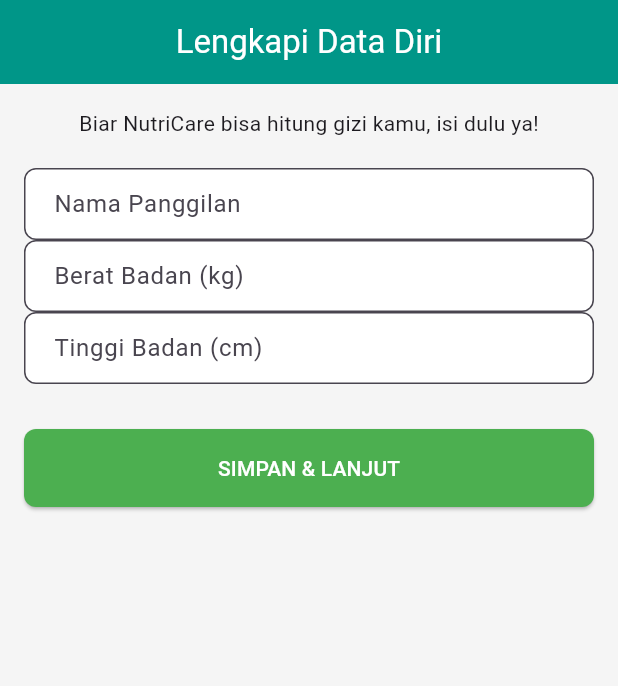
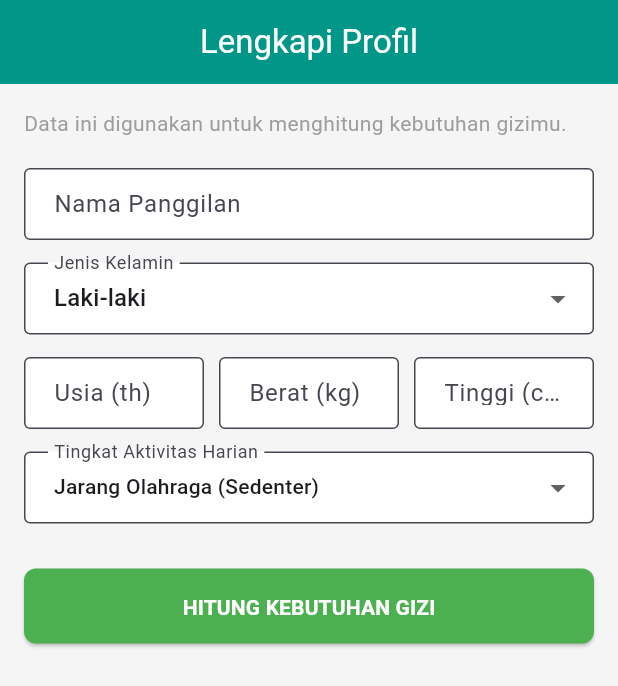
Before and after one commit to riqqq31/NutriCare-App, a Flutter app: the InputProfilScreen screen opened directly, on a phone screen of 412 x 824 dp. Shown: the top 686 px of the screen. Run offline on Flutter 3.47's test engine with Material 3 defaults, Android fonts, the phone set to English and light mode, and no system bars.

Commit message:
Update Input Profil

```diff
--- a/lib/models/app_data.dart
+++ b/lib/models/app_data.dart
@@ -1,34 +1,17 @@
 class AppData {
-  // Singleton sederhana untuk menyimpan data sementara
   static final AppData _instance = AppData._internal();
   factory AppData() => _instance;
   AppData._internal();
 
   String nama = "";
+  String gender = "Laki-laki"; // Default
+  int usia = 25;
   double beratBadan = 0;
   double tinggiBadan = 0;
+  String aktivitas = "Jarang Olahraga"; // Default
 
-  // Dummy data konsumsi hari ini
-  int targetKalori = 2150; // Contoh hasil hitung BMR nanti
   int konsumsiKalori = 0;
+  int targetKalori = 2000;
+
   List<Map<String, dynamic>> riwayatMakan = [];
-
-  void updateProfil(String n, double bb, double tb) {
-    nama = n;
-    beratBadan = bb;
-    tinggiBadan = tb;
-    // Simulasi hitung BMR sederhana untuk prototype
-    targetKalori = (10 * bb + 6.25 * tb - 5 * 25 + 5).toInt();
-  }
-
-  void tambahMakan(String makanan, int kalori) {
-    riwayatMakan.add({
-      'makanan': makanan,
-      'kalori': kalori,
-      'waktu': DateTime.now().toString().substring(11, 16),
-    });
-    konsumsiKalori += kalori;
-  }
-
-
 }
--- a/lib/screens/input_profil_screen.dart
+++ b/lib/screens/input_profil_screen.dart
@@ -1,6 +1,6 @@
 import 'package:flutter/material.dart';
-import '../models/app_data.dart'; // Import Data
-import 'home_screen.dart';        // <--- PENTING: Import Halaman Home
+import '../models/app_data.dart';
+import 'home_screen.dart';
 
 class InputProfilScreen extends StatefulWidget {
   const InputProfilScreen({super.key});
@@ -10,31 +10,57 @@
 }
 
 class _InputProfilScreenState extends State<InputProfilScreen> {
-  final _formKey = GlobalKey<FormState>(); // Buat validasi form
+  final _formKey = GlobalKey<FormState>();
+
+  // Controller buat Text Input
   final _namaController = TextEditingController();
+  final _usiaController = TextEditingController();
   final _bbController = TextEditingController();
   final _tbController = TextEditingController();
 
+  // Variabel buat Dropdown
+  String _selectedGender = "Laki-laki";
+  String _selectedActivity = "Jarang Olahraga (Sedenter)";
+
+  // Data Pilihan Aktivitas & Faktor Pengalinya
+  final Map<String, double> _activityLevels = {
+    "Jarang Olahraga (Sedenter)": 1.2,
+    "Olahraga Ringan (1-3 hari/minggu)": 1.375,
+    "Olahraga Sedang (3-5 hari/minggu)": 1.55,
+    "Olahraga Berat (6-7 hari/minggu)": 1.725,
+  };
+
   void _simpanDanLanjut() {
-    // Cek apakah form udah diisi semua
     if (_formKey.currentState!.validate()) {
+      final appData = AppData();
 
-      // Simpan ke data dummy
-      final appData = AppData();
+      // 1. Simpan Data Input ke Singleton
       appData.nama = _namaController.text;
-
-      // Pake tryParse ?? 0 biar gak error kayak tadi
+      appData.gender = _selectedGender;
+      appData.usia = int.tryParse(_usiaController.text) ?? 25;
       appData.beratBadan = double.tryParse(_bbController.text) ?? 0;
       appData.tinggiBadan = double.tryParse(_tbController.text) ?? 0;
+      appData.aktivitas = _selectedActivity;
 
-      // Hitung BMR Dummy
-      appData.targetKalori = (10 * appData.beratBadan + 6.25 * appData.tinggiBadan - 5 * 25 + 5).toInt();
+      // 2. LOGIKA HITUNG BMR (Mifflin-St Jeor) SESUAI FLOWCHART
+      double bmr = (10 * appData.beratBadan) + (6.25 * appData.tinggiBadan) - (5 * appData.usia);
 
-      // --- NAVIGASI KE HOME ---
-      // Pake pushReplacement biar user gak bisa back ke halaman profil lagi
+      // Koreksi Gender
+      if (appData.gender == "Laki-laki") {
+        bmr += 5;
+      } else {
+        bmr -= 161;
+      }
+
+      // 3. HITUNG TOTAL ENERGI HARIAN (TDEE)
+      // BMR dikali Faktor Aktivitas
+      double activityFactor = _activityLevels[_selectedActivity] ?? 1.2;
+      appData.targetKalori = (bmr * activityFactor).toInt();
+
+      // Navigasi
       Navigator.pushReplacement(
         context,
-        MaterialPageRoute(builder: (context) => const HomeScreen()), // <--- TUJUAN: Home
+        MaterialPageRoute(builder: (context) => const HomeScreen()),
       );
     }
   }
@@ -42,44 +68,89 @@
   @override
   Widget build(BuildContext context) {
     return Scaffold(
-      appBar: AppBar(title: const Text("Lengkapi Data Diri")),
-      body: Padding(
+      appBar: AppBar(title: const Text("Lengkapi Profil")),
+      body: SingleChildScrollView( // Pake Scroll biar gak mentok keyboard
         padding: const EdgeInsets.all(16.0),
-        child: Form( // Bungkus pake Form biar bisa validasi
+        child: Form(
           key: _formKey,
           child: Column(
+            crossAxisAlignment: CrossAxisAlignment.start,
             children: [
-              const Text("Biar NutriCare bisa hitung gizi kamu, isi dulu ya!"),
+              const Text("Data ini digunakan untuk menghitung kebutuhan gizimu.", style: TextStyle(color: Colors.grey)),
               const SizedBox(height: 20),
 
+              // Nama
               TextFormField(
                 controller: _namaController,
-                decoration: const InputDecoration(labelText: "Nama Panggilan"),
-                validator: (value) => value!.isEmpty ? 'Nama gak boleh kosong' : null,
+                decoration: const InputDecoration(labelText: "Nama Panggilan", border: OutlineInputBorder()),
+                validator: (value) => value!.isEmpty ? 'Wajib diisi' : null,
               ),
+              const SizedBox(height: 15),
 
-              TextFormField(
-                controller: _bbController,
-                decoration: const InputDecoration(labelText: "Berat Badan (kg)"),
-                keyboardType: TextInputType.number, // Keyboard Angka
-                validator: (value) => value!.isEmpty ? 'Isi berat badan dulu' : null,
+              // Gender (Dropdown)
+              DropdownButtonFormField<String>(
+                value: _selectedGender,
+                decoration: const InputDecoration(labelText: "Jenis Kelamin", border: OutlineInputBorder()),
+                items: ["Laki-laki", "Perempuan"].map((String val) {
+                  return DropdownMenuItem(value: val, child: Text(val));
+                }).toList(),
+                onChanged: (val) => setState(() => _selectedGender = val!),
               ),
+              const SizedBox(height: 15),
 
-              TextFormField(
-                controller: _tbController,
-                decoration: const InputDecoration(labelText: "Tinggi Badan (cm)"),
-                keyboardType: TextInputType.number, // Keyboard Angka
-                validator: (value) => value!.isEmpty ? 'Isi tinggi badan dulu' : null,
+              // Row buat Usia, BB, TB (Biar Rapi Sebaris/Dua Baris)
+              Row(
+                children: [
+                  Expanded(
+                    child: TextFormField(
+                      controller: _usiaController,
+                      keyboardType: TextInputType.number,
+                      decoration: const InputDecoration(labelText: "Usia (th)", border: OutlineInputBorder()),
+                      validator: (value) => value!.isEmpty ? 'Isi' : null,
+                    ),
+                  ),
+                  const SizedBox(width: 10),
+                  Expanded(
+                    child: TextFormField(
+                      controller: _bbController,
+                      keyboardType: TextInputType.number,
+                      decoration: const InputDecoration(labelText: "Berat (kg)", border: OutlineInputBorder()),
+                      validator: (value) => value!.isEmpty ? 'Isi' : null,
+                    ),
+                  ),
+                  const SizedBox(width: 10),
+                  Expanded(
+                    child: TextFormField(
+                      controller: _tbController,
+                      keyboardType: TextInputType.number,
+                      decoration: const InputDecoration(labelText: "Tinggi (cm)", border: OutlineInputBorder()),
+                      validator: (value) => value!.isEmpty ? 'Isi' : null,
+                    ),
+                  ),
+                ],
+              ),
+              const SizedBox(height: 15),
+
+              // Aktivitas (Dropdown) - INI KRUSIAL BUAT FLOWCHART
+              DropdownButtonFormField<String>(
+                value: _selectedActivity,
+                isExpanded: true, // Biar teks panjang gak error
+                decoration: const InputDecoration(labelText: "Tingkat Aktivitas Harian", border: OutlineInputBorder()),
+                items: _activityLevels.keys.map((String val) {
+                  return DropdownMenuItem(value: val, child: Text(val, style: const TextStyle(fontSize: 14)));
+                }).toList(),
+                onChanged: (val) => setState(() => _selectedActivity = val!),
               ),
 
               const SizedBox(height: 30),
 
               SizedBox(
                 width: double.infinity,
+                height: 50,
                 child: ElevatedButton(
                   onPressed: _simpanDanLanjut,
                   style: ElevatedButton.styleFrom(backgroundColor: Colors.green, foregroundColor: Colors.white),
-                  child: const Text("SIMPAN & LANJUT"),
+                  child: const Text("HITUNG KEBUTUHAN GIZI", style: TextStyle(fontWeight: FontWeight.bold)),
                 ),
               )
             ],
```
Also changed, not shown: lib/main.dart (+0 -14 lines).
